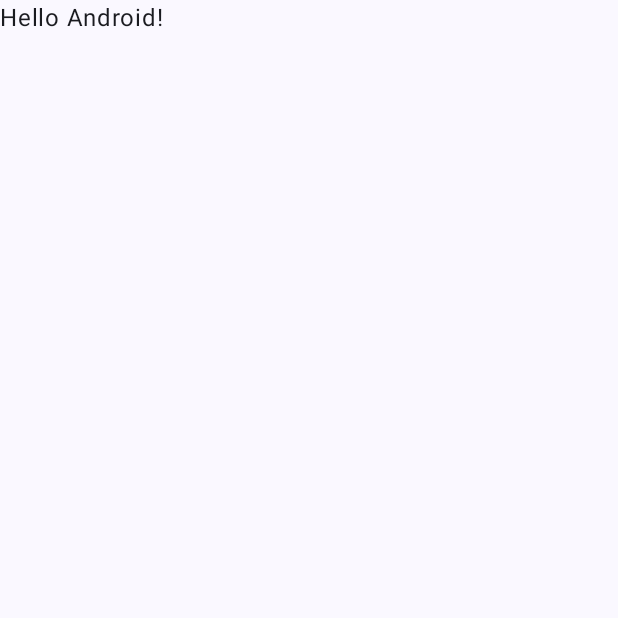
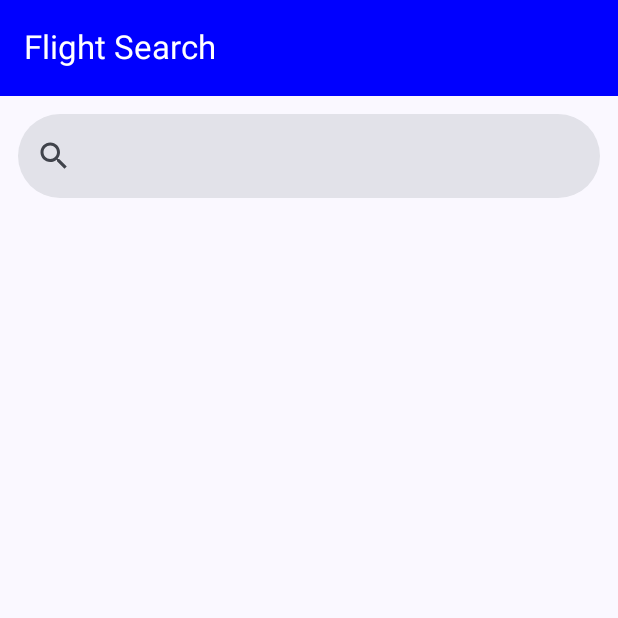
Before and after one commit to hamzahraihan/flight-search-android, an Android app built with Jetpack Compose: the screen it shows after launch (MainActivity), on a phone screen of 412 x 824 dp, the top half of it. Before the commit the part shown is almost empty. Run offline under Robolectric (Android 15) with nearby library versions, the phone set to English and light mode, and no system bars.

Commit message:
change main activity scaffold to surface and add HomeScreen composable

```diff
--- a/app/src/main/java/com/example/flightsearch/MainActivity.kt
+++ b/app/src/main/java/com/example/flightsearch/MainActivity.kt
@@ -5,12 +5,9 @@ import androidx.activity.ComponentActivity
 import androidx.activity.compose.setContent
 import androidx.activity.enableEdgeToEdge
 import androidx.compose.foundation.layout.fillMaxSize
-import androidx.compose.foundation.layout.padding
-import androidx.compose.material3.Scaffold
-import androidx.compose.material3.Text
-import androidx.compose.runtime.Composable
+import androidx.compose.material3.Surface
 import androidx.compose.ui.Modifier
-import androidx.compose.ui.tooling.preview.Preview
+import com.example.flightsearch.ui.screens.HomeScreen
 import com.example.flightsearch.ui.theme.FlightSearchTheme
 
 class MainActivity : ComponentActivity() {
@@ -19,29 +16,10 @@ class MainActivity : ComponentActivity() {
         enableEdgeToEdge()
         setContent {
             FlightSearchTheme {
-                Scaffold(modifier = Modifier.fillMaxSize()) { innerPadding ->
-                    Greeting(
-                        name = "Android",
-                        modifier = Modifier.padding(innerPadding)
-                    )
+                Surface(modifier = Modifier.fillMaxSize()) {
+                    HomeScreen()
                 }
             }
         }
     }
 }
-
-@Composable
-fun Greeting(name: String, modifier: Modifier = Modifier) {
-    Text(
-        text = "Hello $name!",
-        modifier = modifier
-    )
-}
-
-@Preview(showBackground = true)
-@Composable
-fun GreetingPreview() {
-    FlightSearchTheme {
-        Greeting("Android")
-    }
-}
```
